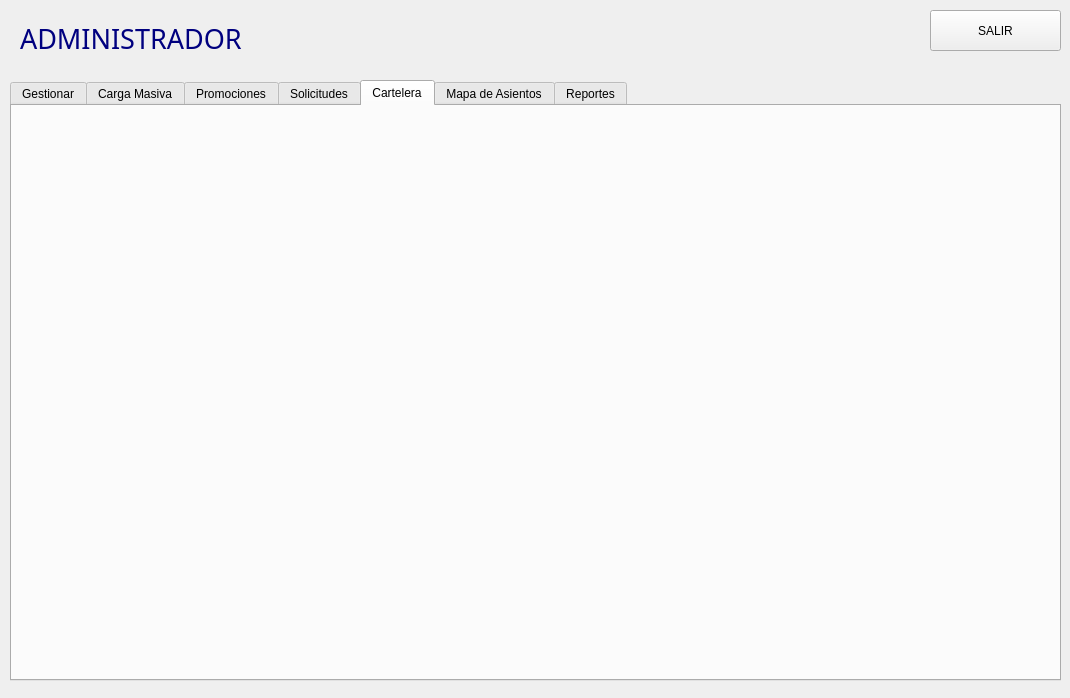
Denilsonp07/EDD_2S2026_PY_202308386, file EDD_Fase1/vistaadmin.ui: the form before one commit.
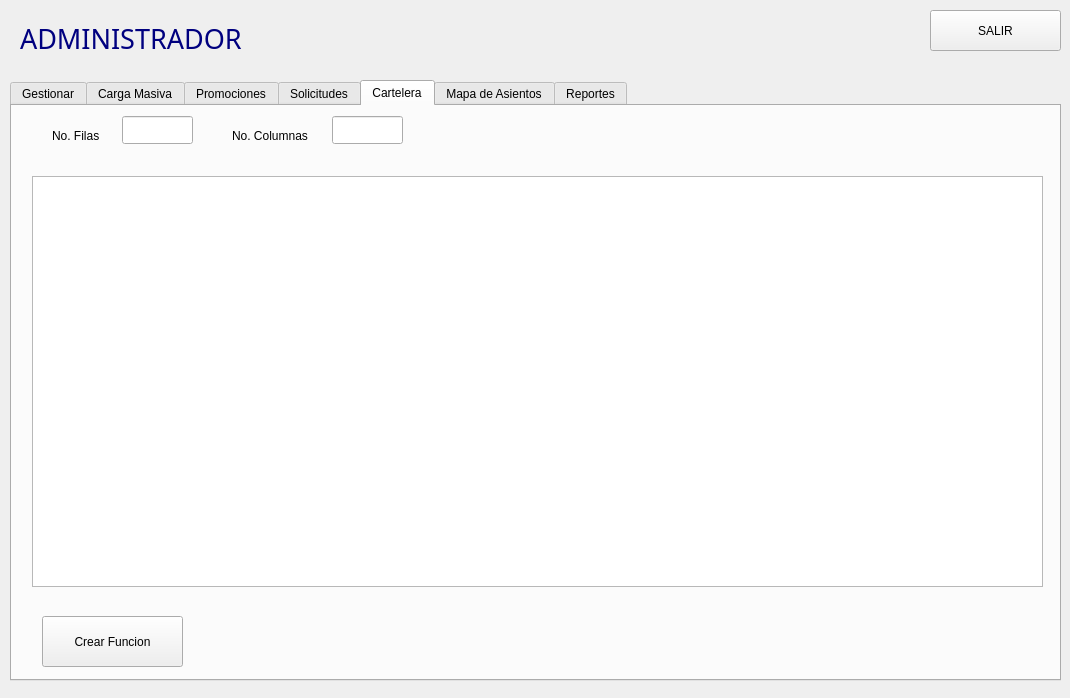
The form after the commit. The open tabs and pages were chosen to show the change.

Commit message: Crear funcion y mapa de asientos

The edit to the form file:
```diff
--- a/EDD_Fase1/vistaadmin.ui
+++ b/EDD_Fase1/vistaadmin.ui
@@ -267,6 +267,75 @@
     <attribute name="title">
      <string>Cartelera</string>
     </attribute>
+    <widget class="QTableWidget" name="tbCartelera">
+     <property name="geometry">
+      <rect>
+       <x>20</x>
+       <y>70</y>
+       <width>1011</width>
+       <height>411</height>
+      </rect>
+     </property>
+    </widget>
+    <widget class="QPushButton" name="btnCrearFuncion">
+     <property name="geometry">
+      <rect>
+       <x>30</x>
+       <y>510</y>
+       <width>141</width>
+       <height>51</height>
+      </rect>
+     </property>
+     <property name="text">
+      <string>Crear Funcion</string>
+     </property>
+    </widget>
+    <widget class="QLineEdit" name="lineFilas">
+     <property name="geometry">
+      <rect>
+       <x>110</x>
+       <y>10</y>
+       <width>71</width>
+       <height>28</height>
+      </rect>
+     </property>
+    </widget>
+    <widget class="QLabel" name="label_2">
+     <property name="geometry">
+      <rect>
+       <x>40</x>
+       <y>20</y>
+       <width>90</width>
+       <height>20</height>
+      </rect>
+     </property>
+     <property name="text">
+      <string>No. Filas</string>
+     </property>
+    </widget>
+    <widget class="QLabel" name="label_3">
+     <property name="geometry">
+      <rect>
+       <x>220</x>
+       <y>20</y>
+       <width>101</width>
+       <height>20</height>
+      </rect>
+     </property>
+     <property name="text">
+      <string>No. Columnas</string>
+     </property>
+    </widget>
+    <widget class="QLineEdit" name="lineColumnas">
+     <property name="geometry">
+      <rect>
+       <x>320</x>
+       <y>10</y>
+       <width>71</width>
+       <height>28</height>
+      </rect>
+     </property>
+    </widget>
    </widget>
    <widget class="QWidget" name="tab_8">
     <attribute name="title">
```
Left out of the diff: 181 changed lines with no effect on the pictures. Lines whose indentation alone changed are shown as unchanged. The commit also changes 2 other files.
